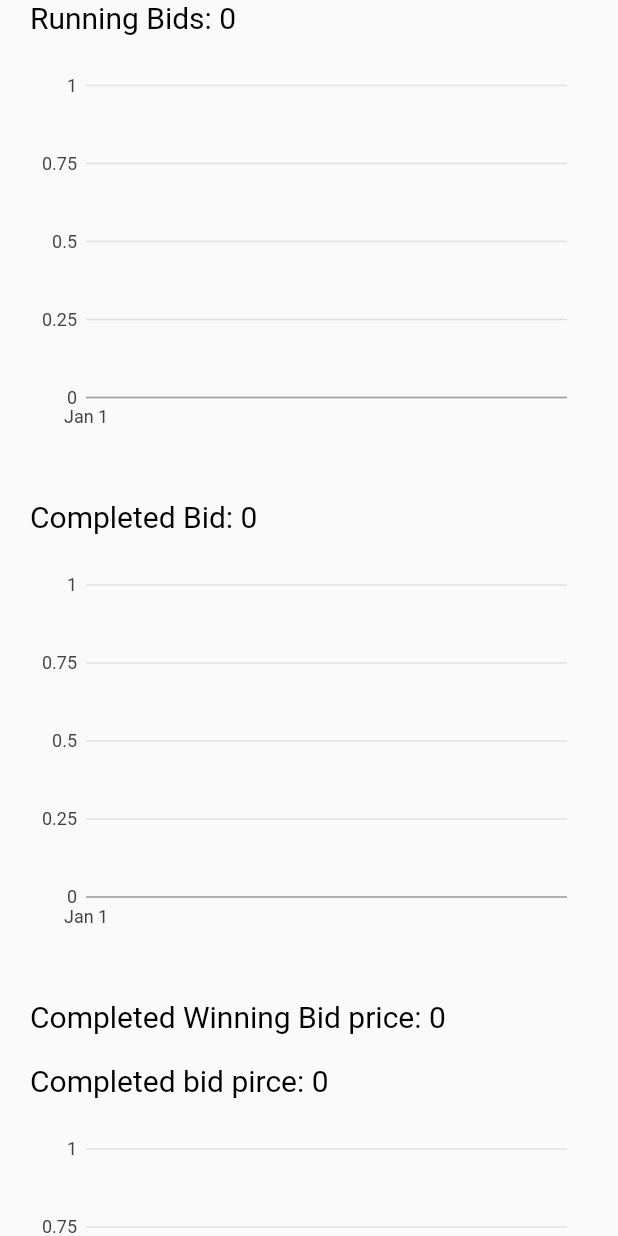
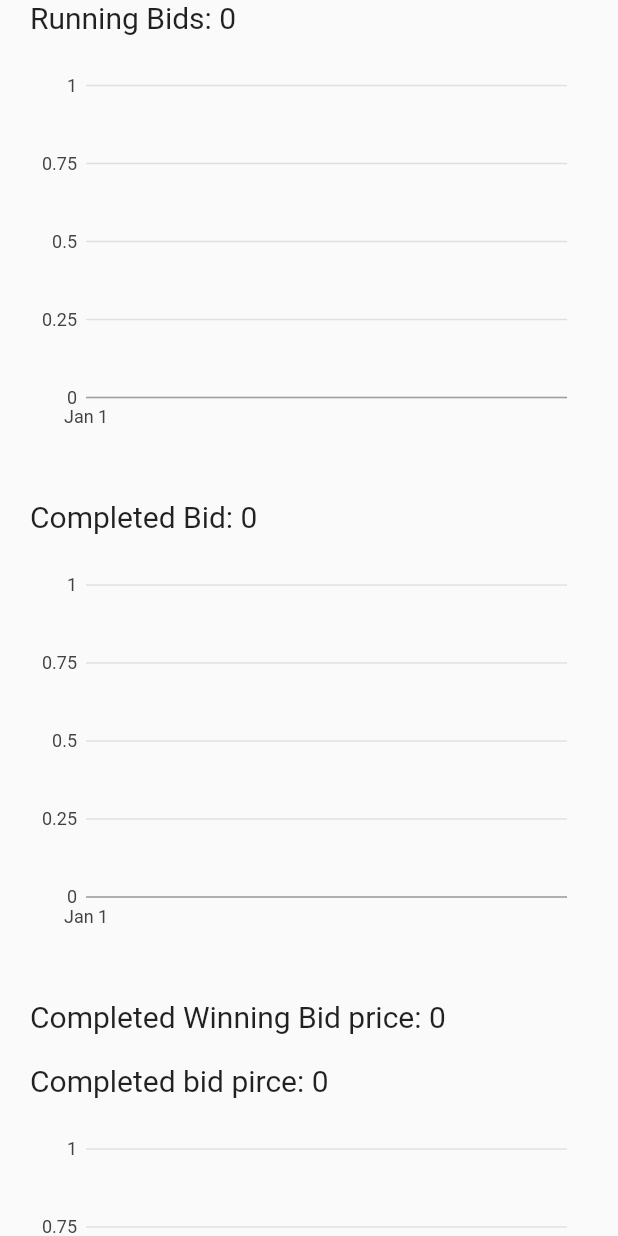
Before and after one commit to RootHex200/Auction-App, a Flutter app: the DashBoardPage screen opened directly, on a phone screen of 412 x 824 dp. Run offline on Flutter 3.47's test engine with Material 2 defaults, Android fonts, the light colour scheme and no system bars; our stand-ins replace carousel_nullsafety, charts_flutter_new, cloud_firestore, firebase_auth, firebase_core, firebase_storage and 2 more; accounts and stored records are empty.

Commit message:
clean and update dashboard logic

```diff
--- a/lib/view/dashboardview/component/completed_bids.dart
+++ b/lib/view/dashboardview/component/completed_bids.dart
@@ -1,11 +1,12 @@
 import 'package:charts_flutter_new/flutter.dart' as charts;
 import 'package:ebay/controller/firestore_controller.dart';
 import 'package:ebay/model/running_bid_model.dart';
+import 'package:ebay/utils/colors.dart';
 import 'package:flutter/material.dart';
 import 'package:get/get.dart';
 
 class CompletedBidTimeSeriesChart extends StatelessWidget {
-  const CompletedBidTimeSeriesChart();
+  const CompletedBidTimeSeriesChart({super.key});
 
   @override
   Widget build(BuildContext context) {
@@ -17,21 +18,21 @@ class CompletedBidTimeSeriesChart extends StatelessWidget {
         Obx(
           () => Padding(
             padding: const EdgeInsets.symmetric(horizontal: 20),
-            child: Text("Completed Bid: ${firestoreController.completedbitcount.toString()}",
-              style: const TextStyle(color: Colors.black, fontSize: 20),
+            child: Text(
+              "Completed Bid: ${firestoreController.completedbitcount.toString()}",
+              style: const TextStyle(color: Appcolors.black, fontSize: 20),
             ),
           ),
         ),
         Container(
           margin: const EdgeInsets.all(20),
           height: 250,
-          child: Obx(
-            () => charts.TimeSeriesChart(
+          child: charts.TimeSeriesChart(
               _createSampleData(firestoreController.compelteBidList),
               animate: false,
               dateTimeFactory: const charts.LocalDateTimeFactory(),
             ),
-          ),
+
         ),
       ],
     );
@@ -39,7 +40,6 @@ class CompletedBidTimeSeriesChart extends StatelessWidget {
 
   static List<charts.Series<CompletedBidModel, DateTime>> _createSampleData(
       bidlist) {
-    print("this is my bist list $bidlist");
 
     return [
       charts.Series<CompletedBidModel, DateTime>(
--- a/lib/view/dashboardview/component/completed_bids_toal_value.dart
+++ b/lib/view/dashboardview/component/completed_bids_toal_value.dart
@@ -1,11 +1,12 @@
 import 'package:charts_flutter_new/flutter.dart' as charts;
 import 'package:ebay/controller/firestore_controller.dart';
 import 'package:ebay/model/running_bid_model.dart';
+import 'package:ebay/utils/colors.dart';
 import 'package:flutter/material.dart';
 import 'package:get/get.dart';
 
 class CompletedBidTotalPriceTimeSeriesChart extends StatelessWidget {
-  const CompletedBidTotalPriceTimeSeriesChart();
+  const CompletedBidTotalPriceTimeSeriesChart({super.key});
 
   @override
   Widget build(BuildContext context) {
@@ -14,47 +15,47 @@ class CompletedBidTotalPriceTimeSeriesChart extends StatelessWidget {
     return Column(
       crossAxisAlignment: CrossAxisAlignment.start,
       children: [
-          Obx(
-            () => Padding(
+        Padding(
             padding: const EdgeInsets.symmetric(horizontal: 20),
-              child: Text(
+            child: Obx(
+              ()=> Text(
                 "Completed Winning Bid price: ${firestoreController.finaltotalWinningBidprice.value.toString()}",
-                style: const TextStyle(color: Colors.black, fontSize: 20),
+                style: const TextStyle(color: Appcolors.black, fontSize: 20),
               ),
             ),
           ),
+
         const SizedBox(
           height: 20,
         ),
-          Obx(
-            () => Padding(
+         Padding(
             padding: const EdgeInsets.symmetric(horizontal: 20),
-              child: Text(
+            child: Obx(
+              ()=> Text(
                 "Completed bid pirce: ${firestoreController.finalcompletedBidprice.value.toString()}",
-                style: const TextStyle(color: Colors.black, fontSize: 20),
+                style: const TextStyle(color: Appcolors.black, fontSize: 20),
               ),
             ),
           ),
+
         Container(
           margin: const EdgeInsets.all(20),
           height: 250,
-            child: Obx(
-              () => charts.TimeSeriesChart(
-                _createSampleData(
-                    firestoreController.compelteBidTotalValueList),
+          child: charts.TimeSeriesChart(
+                _createSampleData(firestoreController.compelteBidTotalValueList),
                 animate: false,
                 dateTimeFactory: const charts.LocalDateTimeFactory(),
               ),
-            ),
+
+
         ),
       ],
-
     );
   }
 
   static List<charts.Series<CompletedBidTotalValueModel, DateTime>>
       _createSampleData(bidlist) {
-    print("this is my bist list $bidlist");
+
 
     return [
       charts.Series<CompletedBidTotalValueModel, DateTime>(
--- a/lib/view/dashboardview/component/running_bids.dart
+++ b/lib/view/dashboardview/component/running_bids.dart
@@ -1,11 +1,12 @@
 import 'package:charts_flutter_new/flutter.dart' as charts;
 import 'package:ebay/controller/firestore_controller.dart';
 import 'package:ebay/model/running_bid_model.dart';
+import 'package:ebay/utils/colors.dart';
 import 'package:flutter/material.dart';
 import 'package:get/get.dart';
 
 class RunningBidTimeSeriesChart extends StatelessWidget {
-  const RunningBidTimeSeriesChart();
+  const RunningBidTimeSeriesChart({super.key});
 
   @override
   Widget build(BuildContext context) {
@@ -19,20 +20,19 @@ class RunningBidTimeSeriesChart extends StatelessWidget {
             padding: const EdgeInsets.symmetric(horizontal: 20),
             child: Text(
               "Running Bids: ${firestoreController.runningbitcount.toString()}",
-              style: const TextStyle(color: Colors.black, fontSize: 20),
+              style: const TextStyle(color: Appcolors.black, fontSize: 20),
             ),
           ),
         ),
         Container(
           margin: const EdgeInsets.all(20),
           height: 250,
-          child: Obx(
-            () => charts.TimeSeriesChart(
+          child:charts.TimeSeriesChart(
               _createSampleData(firestoreController.runingBidList),
               animate: false,
               dateTimeFactory: const charts.LocalDateTimeFactory(),
             ),
-          ),
+
         ),
       ],
     );
@@ -40,13 +40,6 @@ class RunningBidTimeSeriesChart extends StatelessWidget {
 
   static List<charts.Series<RunningBidModel, DateTime>> _createSampleData(
       bidlist) {
-    print("this is my bist list $bidlist");
-    final data = [
-      TimeSeriesSales(DateTime(2017, 9, 19), 5),
-      TimeSeriesSales(DateTime(2017, 9, 26), 25),
-      TimeSeriesSales(DateTime(2017, 10, 3), 100),
-      TimeSeriesSales(DateTime(2017, 10, 10), 75),
-    ];
 
     return [
       charts.Series<RunningBidModel, DateTime>(
--- a/lib/view/dashboardview/dashboard_page.dart
+++ b/lib/view/dashboardview/dashboard_page.dart
@@ -2,8 +2,6 @@ import 'package:ebay/view/dashboardview/component/completed_bids.dart';
 import 'package:ebay/view/dashboardview/component/completed_bids_toal_value.dart';
 import 'package:ebay/view/dashboardview/component/running_bids.dart';
 import 'package:flutter/material.dart';
-import 'package:flutter/src/widgets/container.dart';
-import 'package:flutter/src/widgets/framework.dart';
 
 class DashBoardPage extends StatelessWidget {
   const DashBoardPage({super.key});
```
Lines whose indentation alone changed are shown as unchanged.
